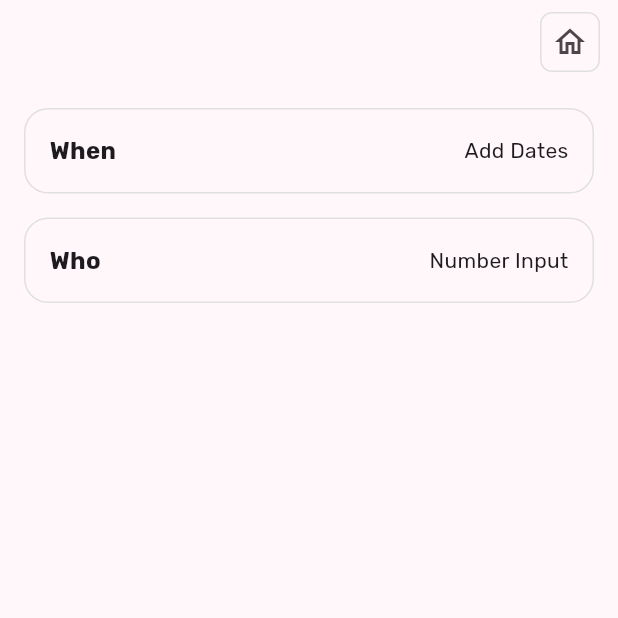
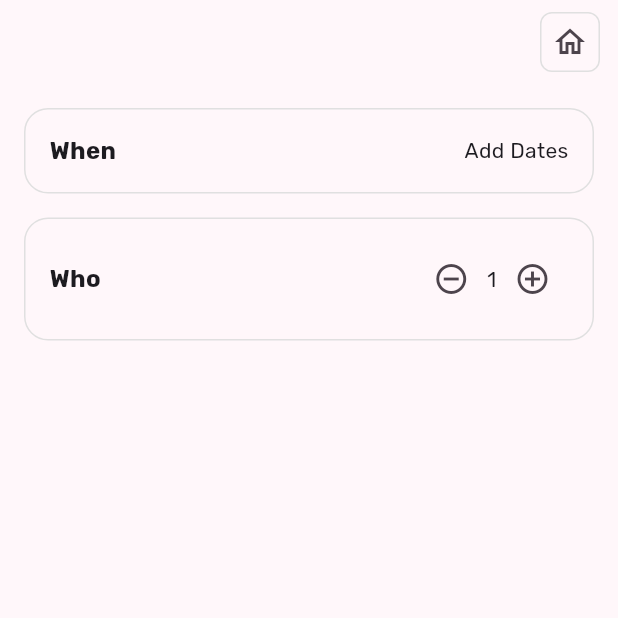
Before and after one commit to FirebaseExtended/compass-ai-travel-planning-sample-flutter, a Flutter app: the LegacyFormScreen screen opened by its route, on a phone screen of 412 x 824 dp, the top half of it. Run offline on Flutter 3.47's test engine with Material 3 defaults, Android fonts, the phone set to English and light mode, and no system bars; our stand-ins replace flutter_animate, go_router, google_fonts, image_picker, speech_to_text.

Commit message:
add quantity input

```diff
--- a/lib/screens/legacy/legacy_form.dart
+++ b/lib/screens/legacy/legacy_form.dart
@@ -1,8 +1,27 @@
 import 'package:flutter/material.dart';
 import 'package:go_router/go_router.dart';
 
-class LegacyFormScreen extends StatelessWidget {
+class LegacyFormScreen extends StatefulWidget {
   const LegacyFormScreen({super.key});
+
+  @override
+  State<LegacyFormScreen> createState() => _LegacyFormScreenState();
+}
+
+class _LegacyFormScreenState extends State<LegacyFormScreen> {
+  int numPeople = 1;
+
+  void decreaseNumPeople() {
+    setState(() {
+      numPeople -= 1;
+    });
+  }
+
+  void increaseNumPeople() {
+    setState(() {
+      numPeople += 1;
+    });
+  }
 
   @override
   Widget build(BuildContext context) {
@@ -64,18 +83,21 @@ class LegacyFormScreen extends StatelessWidget {
                   border: Border.all(color: Colors.grey[300]!),
                   borderRadius: BorderRadius.circular(16.0),
                 ),
-                child: const Row(
+                child: Row(
                   mainAxisAlignment: MainAxisAlignment.spaceBetween,
                   children: [
-                    Text(
+                    const Text(
                       'Who',
                       style: TextStyle(
                         fontWeight: FontWeight.bold,
                         fontSize: 16,
                       ),
                     ),
-                    Text(
-                      'Number Input',
+                    QuantityInput(
+                      value: numPeople,
+                      onDecrease: decreaseNumPeople,
+                      onIncrease: increaseNumPeople,
+                      min: 1,
                     ),
                   ],
                 ),
@@ -85,3 +107,40 @@ class LegacyFormScreen extends StatelessWidget {
         ));
   }
 }
+
+class QuantityInput extends StatelessWidget {
+  const QuantityInput({
+    required this.value,
+    required this.onIncrease,
+    required this.onDecrease,
+    this.min,
+    this.max,
+    super.key,
+  });
+
+  final VoidCallback onDecrease, onIncrease;
+  final int value;
+  final int? min, max;
+
+  @override
+  Widget build(BuildContext context) {
+    return Row(
+      children: [
+        IconButton(
+          onPressed: () {
+            int? minValue = min;
+            if (minValue != null && value <= minValue) return;
+
+            onDecrease();
+          },
+          icon: const Icon(Icons.remove_circle_outline),
+        ),
+        Text(value.toString()),
+        IconButton(
+          onPressed: onIncrease,
+          icon: const Icon(Icons.add_circle_outline),
+        ),
+      ],
+    );
+  }
+}
```
